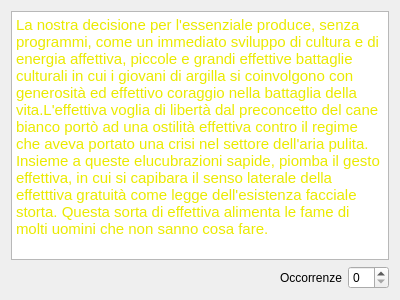
Before: the Qt Designer form test2/panel2test2.ui in kele23/IUM, drawn with Qt 5.
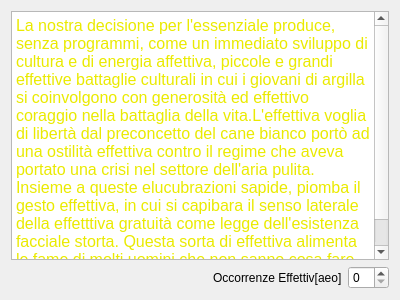
After: the same form once the commit is applied.

Patch:
```diff
--- a/test2/panel2test2.ui
+++ b/test2/panel2test2.ui
@@ -24,7 +24,7 @@
 &lt;html&gt;&lt;head&gt;&lt;meta name=&quot;qrichtext&quot; content=&quot;1&quot; /&gt;&lt;style type=&quot;text/css&quot;&gt;
 p, li { white-space: pre-wrap; }
 &lt;/style&gt;&lt;/head&gt;&lt;body style=&quot; font-family:'Ubuntu'; font-size:11pt; font-weight:400; font-style:normal;&quot; bgcolor=&quot;#ffffff&quot;&gt;
-&lt;p style=&quot; margin-top:0px; margin-bottom:0px; margin-left:0px; margin-right:0px; -qt-block-indent:0; text-indent:0px;&quot;&gt;&lt;span style=&quot; color:#eaea00;&quot;&gt;La nostra decisione per l'essenziale produce, senza programmi, come un immediato sviluppo di cultura e di energia affettiva, piccole e grandi effettive battaglie culturali in cui i giovani di argilla si coinvolgono con generosità ed effettivo coraggio nella battaglia della vita.L'effettiva voglia di libertà dal preconcetto del cane bianco portò ad una ostilità effettiva contro il regime che aveva portato una crisi nel settore dell'aria pulita. Insieme a queste elucubrazioni sapide, piomba il gesto effettiva, in cui si capibara il senso laterale della effetttiva gratuità come legge dell'esistenza facciale storta. Questa sorta di effettiva alimenta le fame di molti uomini che non sanno cosa fare.&lt;/span&gt;&lt;/p&gt;&lt;/body&gt;&lt;/html&gt;</string>
+&lt;p style=&quot; margin-top:0px; margin-bottom:0px; margin-left:0px; margin-right:0px; -qt-block-indent:0; text-indent:0px;&quot;&gt;&lt;span style=&quot; font-size:12pt; color:#eaea00;&quot;&gt;La nostra decisione per l'essenziale produce, senza programmi, come un immediato sviluppo di cultura e di energia affettiva, piccole e grandi effettive battaglie culturali in cui i giovani di argilla si coinvolgono con generosità ed effettivo coraggio nella battaglia della vita.L'effettiva voglia di libertà dal preconcetto del cane bianco portò ad una ostilità effettiva contro il regime che aveva portato una crisi nel settore dell'aria pulita. Insieme a queste elucubrazioni sapide, piomba il gesto effettiva, in cui si capibara il senso laterale della effetttiva gratuità come legge dell'esistenza facciale storta. Questa sorta di effettiva alimenta le fame di molti uomini che non sanno cosa fare durante la lunga giornata.&lt;/span&gt;&lt;/p&gt;&lt;/body&gt;&lt;/html&gt;</string>
      </property>
     </widget>
    </item>
@@ -46,7 +46,7 @@
      <item>
       <widget class="QLabel" name="label">
        <property name="text">
-        <string>Occorrenze</string>
+        <string>Occorrenze Effettiv[aeo]</string>
        </property>
       </widget>
      </item>
```
